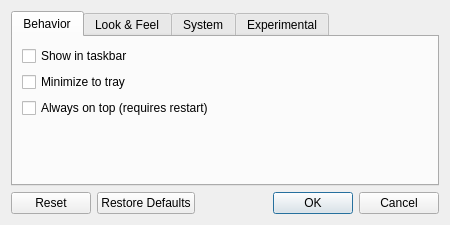
Above: src/ui/settingsdialog.ui from medo64/QText before the change. Below: the same form after it.
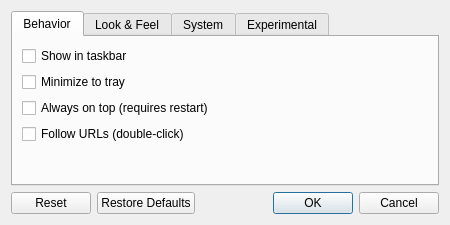
That is the form after the change. The open tabs and pages were chosen to show the change. Custom widgets are drawn as their Qt base class.

What changed in the file:
```diff
--- a/src/ui/settingsdialog.ui
+++ b/src/ui/settingsdialog.ui
@@ -55,6 +55,13 @@
          </property>
         </widget>
        </item>
+       <item>
+        <widget class="QCheckBox" name="checkboxFollowUrls">
+         <property name="text">
+          <string>Follow URLs (double-click)</string>
+         </property>
+        </widget>
+       </item>
        <item>
         <spacer name="verticalSpacer_4">
          <property name="orientation">
```
Left out of the diff: 21 changed lines with no effect on the pictures.
